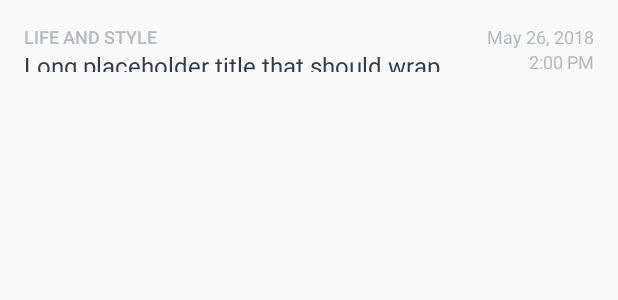
After one commit to AlexanderTopchiy/news-feed-app, an Android app: the layout news_list_item.xml on its own in the app's theme, with its tools: preview values and no code run, on a phone screen of 412 x 824 dp. The commit adds this screen. Shown: the top 300 px of the screen. Run offline under Robolectric (Android 15) with nearby library versions, the phone set to English and light mode, and no system bars.

Commit message:
Add UI elements and stylizing them

```diff
--- a/app/src/main/res/layout/activity_news.xml
+++ b/app/src/main/res/layout/activity_news.xml
@@ -1,18 +1,32 @@
 <?xml version="1.0" encoding="utf-8"?>
-<android.support.constraint.ConstraintLayout xmlns:android="http://schemas.android.com/apk/res/android"
-    xmlns:app="http://schemas.android.com/apk/res-auto"
-    xmlns:tools="http://schemas.android.com/tools"
+<RelativeLayout
+    xmlns:android="http://schemas.android.com/apk/res/android"
     android:layout_width="match_parent"
-    android:layout_height="match_parent"
-    tools:context=".NewsActivity">
+    android:layout_height="match_parent">
 
+    <!-- Layout for a list of news -->
+    <ListView
+        android:id="@+id/list"
+        android:orientation="vertical"
+        android:layout_width="match_parent"
+        android:layout_height="match_parent"
+        android:divider="@null"
+        android:dividerHeight="0dp"/>
+
+    <!-- Empty view is only visible when the list has no items. -->
     <TextView
+        android:id="@+id/empty_view"
         android:layout_width="wrap_content"
         android:layout_height="wrap_content"
-        android:text="Hello World!"
-        app:layout_constraintBottom_toBottomOf="parent"
-        app:layout_constraintLeft_toLeftOf="parent"
-        app:layout_constraintRight_toRightOf="parent"
-        app:layout_constraintTop_toTopOf="parent" />
+        android:layout_centerInParent="true"
+        android:textAppearance="?android:textAppearanceMedium"/>
 
-</android.support.constraint.ConstraintLayout>
+    <!-- Loading indicator is only shown before the first load -->
+    <ProgressBar
+        android:id="@+id/loading_indicator"
+        style="@style/Widget.AppCompat.ProgressBar"
+        android:layout_width="wrap_content"
+        android:layout_height="wrap_content"
+        android:layout_centerInParent="true"/>
+
+</RelativeLayout>
--- /dev/null
+++ b/app/src/main/res/layout/news_list_item.xml
@@ -0,0 +1,67 @@
+<?xml version="1.0" encoding="utf-8"?>
+<LinearLayout xmlns:android="http://schemas.android.com/apk/res/android"
+    xmlns:tools="http://schemas.android.com/tools"
+    android:layout_width="match_parent"
+    android:layout_height="?android:attr/listPreferredItemHeight"
+    android:orientation="horizontal"
+    android:padding="16dp">
+
+    <LinearLayout
+        android:layout_width="0dp"
+        android:layout_height="wrap_content"
+        android:layout_gravity="center_vertical"
+        android:layout_weight="1"
+        android:orientation="vertical">
+
+        <TextView
+            android:id="@+id/section"
+            android:layout_width="wrap_content"
+            android:layout_height="wrap_content"
+            android:ellipsize="end"
+            android:fontFamily="sans-serif-medium"
+            android:maxLines="1"
+            android:textAllCaps="true"
+            android:textColor="@color/textColorNewsDetails"
+            android:textSize="12sp"
+            tools:text="@string/section_holder" />
+
+        <TextView
+            android:id="@+id/title"
+            android:layout_width="wrap_content"
+            android:layout_height="wrap_content"
+            android:ellipsize="end"
+            android:maxLines="2"
+            android:textColor="@color/textColorNewsTitle"
+            android:textSize="16sp"
+            tools:text="@string/title_holder" />
+
+    </LinearLayout>
+
+    <LinearLayout
+        android:layout_width="wrap_content"
+        android:layout_height="wrap_content"
+        android:layout_gravity="center_vertical"
+        android:layout_marginLeft="16dp"
+        android:layout_marginStart="16dp"
+        android:orientation="vertical">
+
+        <TextView
+            android:id="@+id/date"
+            android:layout_width="wrap_content"
+            android:layout_height="wrap_content"
+            android:layout_gravity="end"
+            android:textColor="@color/textColorNewsDetails"
+            android:textSize="12sp"
+            tools:text="@string/date_holder" />
+
+        <TextView
+            android:id="@+id/time"
+            android:layout_width="wrap_content"
+            android:layout_height="wrap_content"
+            android:layout_gravity="end"
+            android:textColor="@color/textColorNewsDetails"
+            android:textSize="12sp"
+            tools:text="@string/time_holder" />
+
+    </LinearLayout>
+</LinearLayout>
--- a/app/src/main/res/values/colors.xml
+++ b/app/src/main/res/values/colors.xml
@@ -1,6 +1,17 @@
 <?xml version="1.0" encoding="utf-8"?>
 <resources>
-    <color name="colorPrimary">#3F51B5</color>
-    <color name="colorPrimaryDark">#303F9F</color>
-    <color name="colorAccent">#FF4081</color>
+    <!-- Primary color of the app (shown in the app bar) -->
+    <color name="colorPrimary">#2B3D4D</color>
+
+    <!-- Primary dark color of the app (shown in the status bar) -->
+    <color name="colorPrimaryDark">#23303D</color>
+
+    <!-- Accent color of the app -->
+    <color name="colorAccent">#10CAC9</color>
+
+    <!-- Text color for the details of the news in the list item -->
+    <color name="textColorNewsDetails">#B4BAC0</color>
+
+    <!-- Text color for the primary location of the news in the list item -->
+    <color name="textColorNewsTitle">#2B3D4D</color>
 </resources>
--- a/app/src/main/res/values/strings.xml
+++ b/app/src/main/res/values/strings.xml
@@ -1,3 +1,8 @@
 <resources>
     <string name="app_name">News Feed</string>
+    <string name="section_holder">Life and style</string>
+    <string name="title_holder">Long placeholder title that should wrap to more
+        than 2 lines of text</string>
+    <string name="date_holder">May 26, 2018</string>
+    <string name="time_holder">2:00 PM</string>
 </resources>
```
